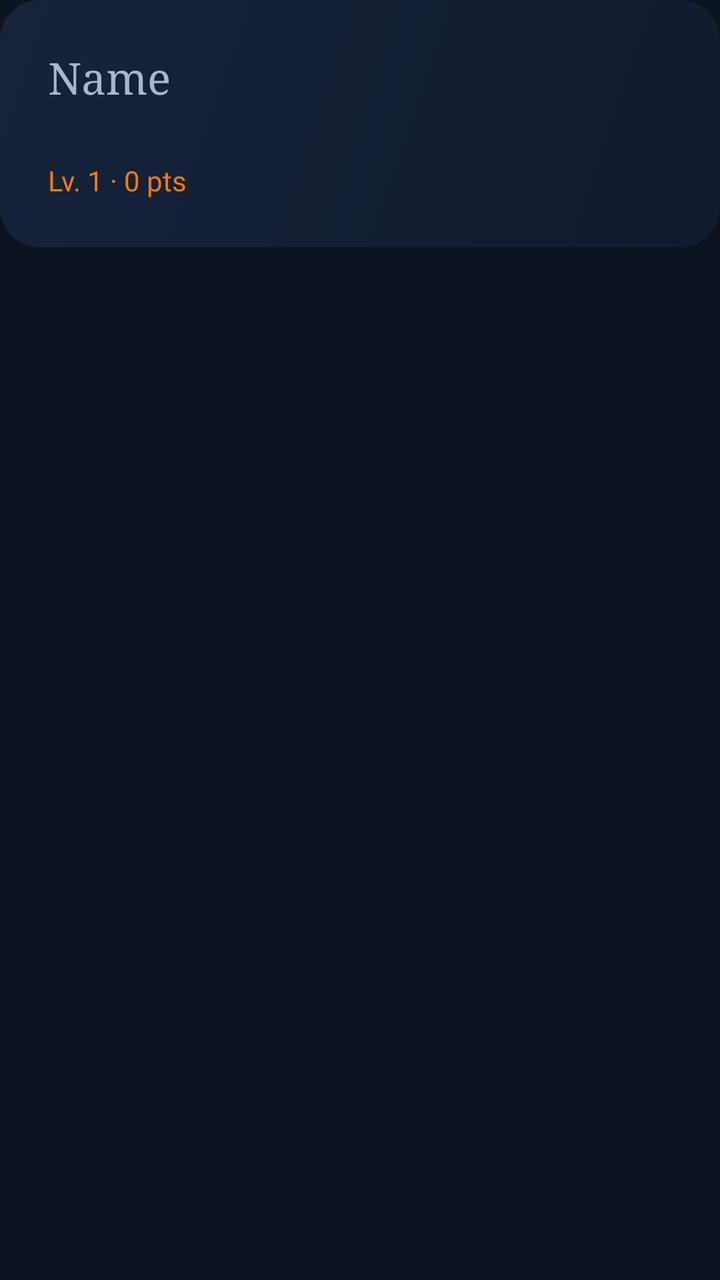
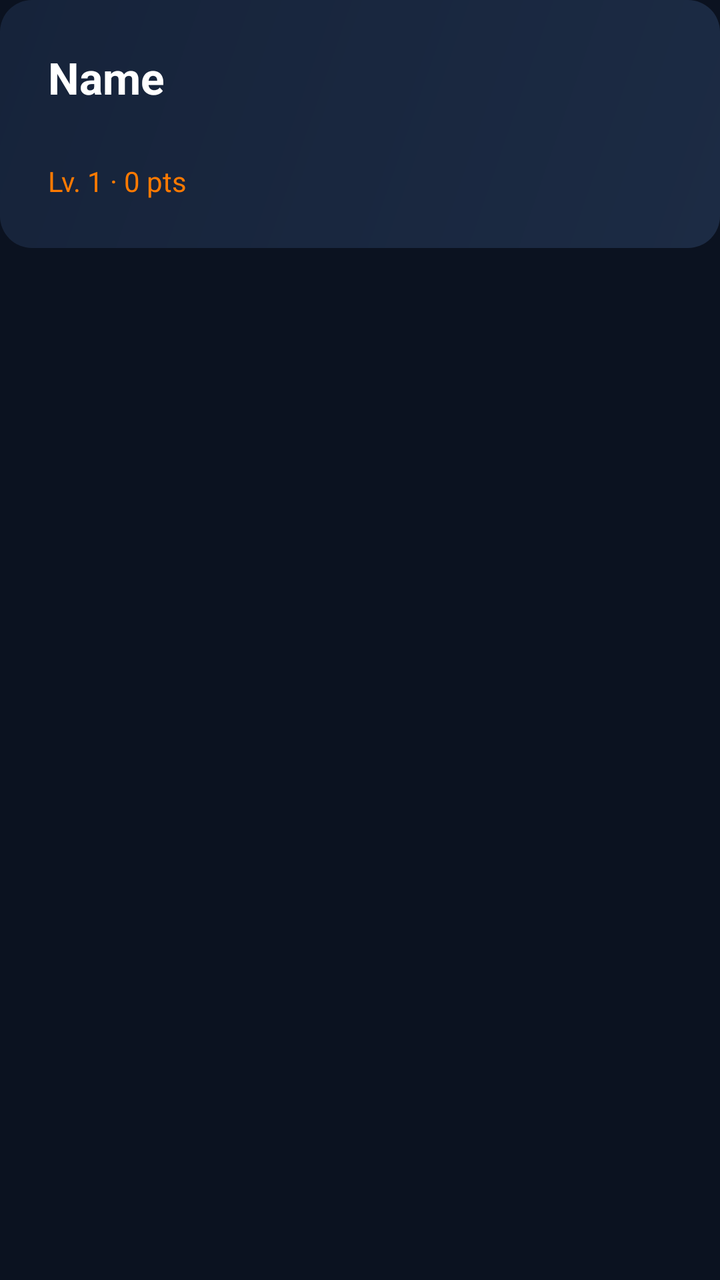

An Android layout rendered at two revisions. The XML below is the earlier revision; the diff shows what the commit changed to produce the second picture.
<!-- AndroidManifest.xml: application theme Theme.Streakly -->
<!-- res/layout/fragment_profile.xml -->
<?xml version="1.0" encoding="utf-8"?>
<ScrollView xmlns:android="http://schemas.android.com/apk/res/android"
    android:layout_width="match_parent" android:layout_height="match_parent"
    android:background="@color/background_primary">

    <LinearLayout android:layout_width="match_parent" android:layout_height="wrap_content"
        android:orientation="vertical">

        <LinearLayout android:layout_width="match_parent" android:layout_height="wrap_content"
            android:orientation="vertical" android:background="@drawable/bg_streak_header"
            android:padding="24dp">

            <TextView android:id="@+id/tvName"
                android:layout_width="wrap_content" android:layout_height="wrap_content"
                android:text="Name" android:textColor="@color/sand_050"
                android:textSize="22sp" android:fontFamily="serif" />

            <TextView android:id="@+id/tvEmail"
                android:layout_width="wrap_content" android:layout_height="wrap_content"
                android:textColor="#B8D9E0" android:textSize="13sp"
                android:layout_marginTop="2dp" />

            <TextView android:id="@+id/tvLevel"
                android:layout_width="wrap_content" android:layout_height="wrap_content"
                android:text="Lv. 1 · 0 pts" android:textColor="@color/flame_500"
                android:textSize="14sp" android:layout_marginTop="8dp" />
        </LinearLayout>

        <LinearLayout android:id="@+id/containerRows"
            android:layout_width="match_parent" android:layout_height="wrap_content"
            android:orientation="vertical" android:padding="16dp" />
    </LinearLayout>
</ScrollView>
<!-- resources referenced by this layout -->
<resources>
  <color name="background_primary">#0B1220</color>
  <color name="flame_500">#FF7A00</color>
  <color name="sand_050">#A9B7CC</color>
  <!-- drawable bg_streak_header (drawable) -->
  <?xml version="1.0" encoding="utf-8"?>
  <shape xmlns:android="http://schemas.android.com/apk/res/android" android:shape="rectangle">
      <gradient android:startColor="@color/teal_800" android:endColor="@color/teal_700" android:angle="135" />
      <corners android:radius="20dp" />
  </shape>
  <style name="Theme.Streakly" parent="Base.Theme.Streakly" />
  <color name="teal_800">#111B2E</color>
  <color name="teal_700">#16233A</color>
  <style name="Base.Theme.Streakly" parent="Theme.Material3.DayNight.NoActionBar">
          
          <item name="colorPrimary">@color/primary</item>
          <item name="colorOnPrimary">@color/white</item>
          <item name="colorPrimaryContainer">@color/primary_light</item>
          <item name="colorOnPrimaryContainer">@color/background_primary</item>
  
          <item name="colorSecondary">@color/accent</item>
          <item name="colorOnSecondary">@color/white</item>
  
          <item name="colorSurface">@color/surface_card</item>
          <item name="colorOnSurface">@color/text_primary</item>
          <item name="colorSurfaceVariant">@color/background_secondary</item>
          <item name="colorOnSurfaceVariant">@color/text_secondary</item>
  
          <item name="android:windowBackground">@color/background_primary</item>
          <item name="android:statusBarColor">@color/background_primary</item>
          <item name="android:navigationBarColor">@color/background_secondary</item>
  
          
          <item name="textAppearanceTitleLarge">@style/TextAppearance.Streakly.Title</item>
      </style>
  <color name="primary">#FF7A00</color>
  <color name="white">#FFFFFF</color>
  <color name="primary_light">#FF9F1C</color>
  <color name="accent">#20C7B7</color>
  <color name="surface_card">#16233A</color>
  <color name="text_primary">#FFFFFF</color>
  <color name="background_secondary">#111B2E</color>
  <color name="text_secondary">#A9B7CC</color>
  <style name="TextAppearance.Streakly.Title" parent="TextAppearance.Material3.TitleLarge">
          <item name="android:textColor">@color/text_primary</item>
          <item name="android:textStyle">bold</item>
      </style>
</resources>

<!-- the commit's change to res/layout/fragment_profile.xml (unified diff, before → after) -->
@@ -12,8 +12,8 @@
 
             <TextView android:id="@+id/tvName"
                 android:layout_width="wrap_content" android:layout_height="wrap_content"
-                android:text="Name" android:textColor="@color/sand_050"
-                android:textSize="22sp" android:fontFamily="serif" />
+                android:text="Name" android:textColor="@color/text_primary"
+                android:textSize="22sp" android:textStyle="bold" />
 
             <TextView android:id="@+id/tvEmail"
                 android:layout_width="wrap_content" android:layout_height="wrap_content"
<!-- resource entries referenced after the edit -->
@@ -2,16 +2,14 @@
 <resources>
   <color name="background_primary">#0B1220</color>
   <color name="flame_500">#FF7A00</color>
-  <color name="sand_050">#A9B7CC</color>
   <!-- drawable bg_streak_header (drawable) -->
   <?xml version="1.0" encoding="utf-8"?>
   <shape xmlns:android="http://schemas.android.com/apk/res/android" android:shape="rectangle">
-      <gradient android:startColor="@color/teal_800" android:endColor="@color/teal_700" android:angle="135" />
-      <corners android:radius="20dp" />
+      <gradient android:startColor="@color/surface_elevated" android:endColor="@color/surface_card" android:angle="135" />
+      <corners android:radius="16dp" />
   </shape>
   <style name="Theme.Streakly" parent="Base.Theme.Streakly" />
-  <color name="teal_800">#111B2E</color>
-  <color name="teal_700">#16233A</color>
+  <color name="surface_elevated">#1C2B44</color>
   <style name="Base.Theme.Streakly" parent="Theme.Material3.DayNight.NoActionBar">
           
           <item name="colorPrimary">@color/primary</item>
@@ -32,6 +30,9 @@
           <item name="android:navigationBarColor">@color/background_secondary</item>
   
           
+          <item name="bottomNavigationStyle">@style/Widget.Streakly.BottomNavigationView</item>
+  
+          
           <item name="textAppearanceTitleLarge">@style/TextAppearance.Streakly.Title</item>
       </style>
   <color name="primary">#FF7A00</color>
@@ -42,9 +43,16 @@
   <color name="text_primary">#FFFFFF</color>
   <color name="background_secondary">#111B2E</color>
   <color name="text_secondary">#A9B7CC</color>
+  <style name="Widget.Streakly.BottomNavigationView" parent="Widget.Material3.BottomNavigationView">
+          <item name="backgroundTint">@color/background_secondary</item>
+          <item name="itemIconTint">@color/selector_nav_items</item>
+          <item name="itemTextColor">@color/selector_nav_items</item>
+          <item name="itemRippleColor">@color/transparent</item>
+      </style>
   <style name="TextAppearance.Streakly.Title" parent="TextAppearance.Material3.TitleLarge">
           <item name="android:textColor">@color/text_primary</item>
           <item name="android:textStyle">bold</item>
       </style>
+  <color name="transparent">#00000000</color>
 </resources>
 
